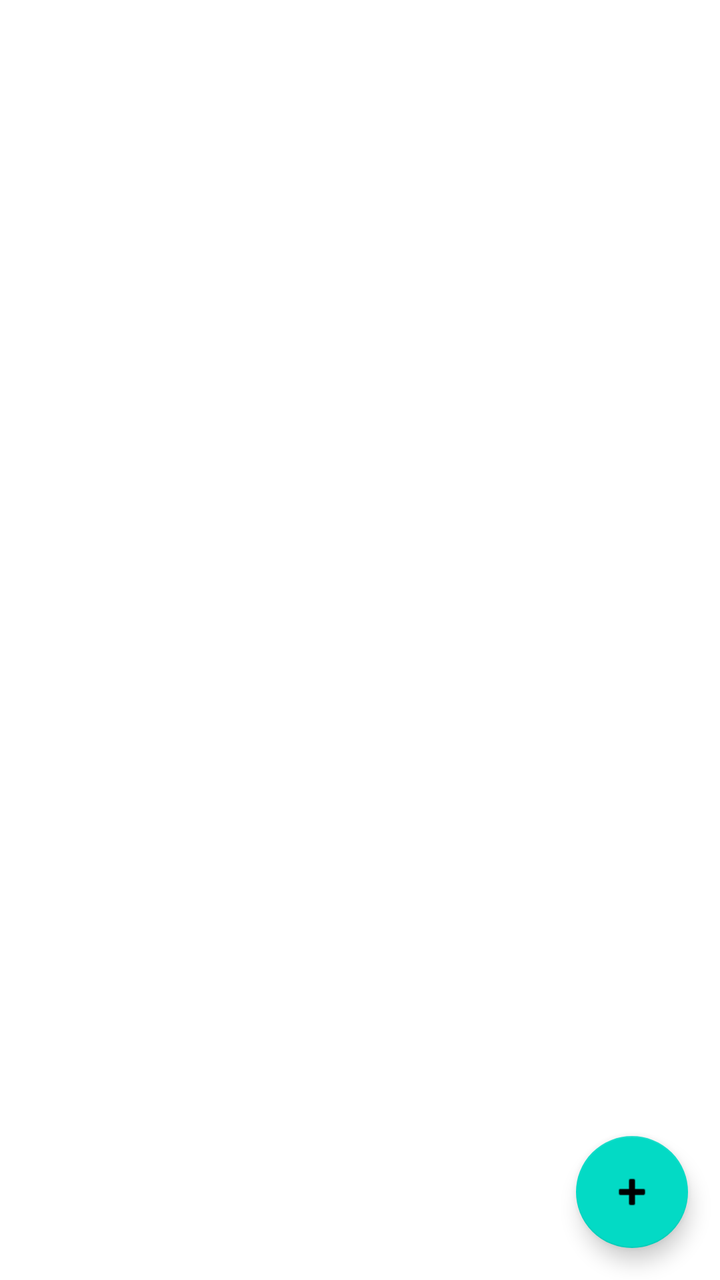
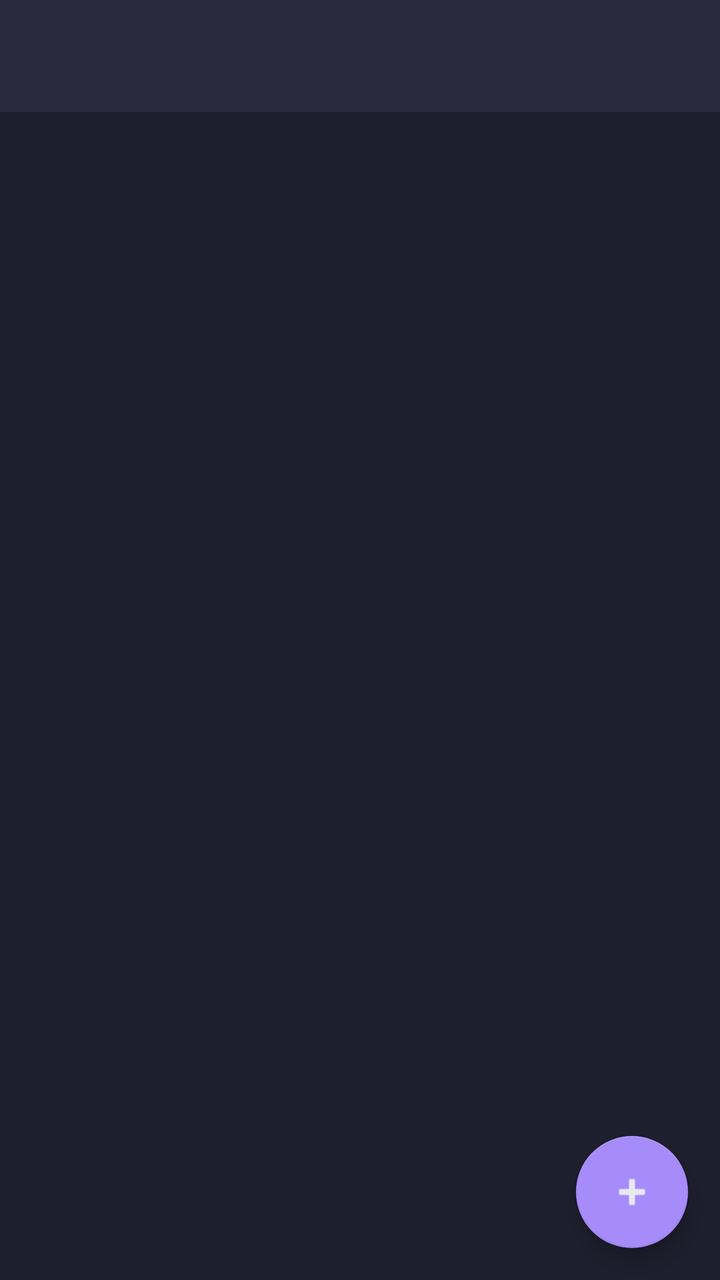

Compare the two renders of this Android layout. The source of the first and the diff that turns it into the second are given below.
<!-- AndroidManifest.xml: application theme Theme.MyFirstApp -->
<!-- res/layout/activity_main.xml -->
<?xml version="1.0" encoding="utf-8"?>
<androidx.constraintlayout.widget.ConstraintLayout
    xmlns:android="http://schemas.android.com/apk/res/android"
    xmlns:app="http://schemas.android.com/apk/res-auto"
    android:layout_width="match_parent"
    android:layout_height="match_parent">

    <com.google.android.material.appbar.MaterialToolbar
        android:id="@+id/toolbar"
        android:layout_width="0dp"
        android:layout_height="?attr/actionBarSize"
        android:title="MyFirstApp"
        app:layout_constraintTop_toTopOf="parent"
        app:layout_constraintStart_toStartOf="parent"
        app:layout_constraintEnd_toEndOf="parent"/>

    <androidx.recyclerview.widget.RecyclerView
        android:id="@+id/recyclerView"
        android:layout_width="0dp"
        android:layout_height="0dp"
        app:layout_constraintTop_toBottomOf="@id/toolbar"
        app:layout_constraintBottom_toBottomOf="parent"
        app:layout_constraintStart_toStartOf="parent"
        app:layout_constraintEnd_toEndOf="parent"/>

    <com.google.android.material.floatingactionbutton.FloatingActionButton
        android:id="@+id/fabAddList"
        android:layout_width="wrap_content"
        android:layout_height="wrap_content"
        android:contentDescription="Add list"
        app:srcCompat="@android:drawable/ic_input_add"
        app:layout_constraintBottom_toBottomOf="parent"
        app:layout_constraintEnd_toEndOf="parent"
        android:layout_margin="16dp"/>

</androidx.constraintlayout.widget.ConstraintLayout>
<!-- resources referenced by this layout -->
<resources>
  <style name="Theme.MyFirstApp" parent="Theme.MaterialComponents.DayNight.NoActionBar">
          
          <item name="colorPrimary">@color/purple_500</item>
          <item name="colorPrimaryVariant">@color/purple_700</item>
          <item name="colorOnPrimary">@color/white</item>
          
          <item name="colorSecondary">@color/teal_200</item>
          <item name="colorSecondaryVariant">@color/teal_700</item>
          <item name="colorOnSecondary">@color/black</item>
          
          <item name="android:statusBarColor">?attr/colorPrimaryVariant</item>
          
      </style>
  <color name="purple_500">#FF6200EE</color>
  <color name="purple_700">#FF3700B3</color>
  <color name="white">#FFFFFFFF</color>
  <color name="teal_200">#FF03DAC5</color>
  <color name="teal_700">#FF018786</color>
  <color name="black">#FF000000</color>
</resources>

<!-- the commit's change to res/layout/activity_main.xml (unified diff, before → after) -->
@@ -3,13 +3,16 @@
     xmlns:android="http://schemas.android.com/apk/res/android"
     xmlns:app="http://schemas.android.com/apk/res-auto"
     android:layout_width="match_parent"
-    android:layout_height="match_parent">
+    android:layout_height="match_parent"
+    android:background="@color/background_dark">
 
     <com.google.android.material.appbar.MaterialToolbar
         android:id="@+id/toolbar"
         android:layout_width="0dp"
         android:layout_height="?attr/actionBarSize"
-        android:title="MyFirstApp"
+        android:title="ListKeepr"
+        android:background="@color/surface_dark"
+        app:titleTextColor="@color/text_primary"
         app:layout_constraintTop_toTopOf="parent"
         app:layout_constraintStart_toStartOf="parent"
         app:layout_constraintEnd_toEndOf="parent"/>
@@ -18,6 +21,7 @@
         android:id="@+id/recyclerView"
         android:layout_width="0dp"
         android:layout_height="0dp"
+        android:background="@color/background_dark"
         app:layout_constraintTop_toBottomOf="@id/toolbar"
         app:layout_constraintBottom_toBottomOf="parent"
         app:layout_constraintStart_toStartOf="parent"
@@ -28,6 +32,8 @@
         android:layout_width="wrap_content"
         android:layout_height="wrap_content"
         android:contentDescription="Add list"
+        app:backgroundTint="@color/accent_violet"
+        app:tint="@color/text_primary"
         app:srcCompat="@android:drawable/ic_input_add"
         app:layout_constraintBottom_toBottomOf="parent"
         app:layout_constraintEnd_toEndOf="parent"
<!-- resource entries referenced after the edit -->
@@ -1,23 +1,39 @@
 <!-- resources referenced by this layout -->
 <resources>
-  <style name="Theme.MyFirstApp" parent="Theme.MaterialComponents.DayNight.NoActionBar">
+  <color name="accent_violet">#A78BFA</color>
+  <color name="background_dark">#1E1E2E</color>
+  <color name="surface_dark">#2A2A3D</color>
+  <color name="text_primary">#E8E8F0</color>
+  <style name="Theme.MyFirstApp" parent="Theme.MaterialComponents.NoActionBar">
+  
           
-          <item name="colorPrimary">@color/purple_500</item>
-          <item name="colorPrimaryVariant">@color/purple_700</item>
-          <item name="colorOnPrimary">@color/white</item>
+          <item name="android:windowBackground">@color/background_dark</item>
+          <item name="colorSurface">@color/surface_dark</item>
+          <item name="android:colorBackground">@color/background_dark</item>
+  
           
-          <item name="colorSecondary">@color/teal_200</item>
-          <item name="colorSecondaryVariant">@color/teal_700</item>
-          <item name="colorOnSecondary">@color/black</item>
+          <item name="colorPrimary">@color/accent_violet</item>
+          <item name="colorPrimaryVariant">@color/surface_dark</item>
+          <item name="colorOnPrimary">@color/text_primary</item>
+  
           
-          <item name="android:statusBarColor">?attr/colorPrimaryVariant</item>
+          <item name="colorSecondary">@color/accent_green</item>
+          <item name="colorSecondaryVariant">@color/accent_green</item>
+          <item name="colorOnSecondary">@color/background_dark</item>
+  
           
+          <item name="android:textColorPrimary">@color/text_primary</item>
+          <item name="android:textColorSecondary">@color/text_secondary</item>
+  
+          
+          <item name="android:statusBarColor">@color/surface_dark</item>
+  
+          
+          <item name="cardBackgroundColor">@color/card_dark</item>
+  
       </style>
-  <color name="purple_500">#FF6200EE</color>
-  <color name="purple_700">#FF3700B3</color>
-  <color name="white">#FFFFFFFF</color>
-  <color name="teal_200">#FF03DAC5</color>
-  <color name="teal_700">#FF018786</color>
-  <color name="black">#FF000000</color>
+  <color name="accent_green">#6EE7B7</color>
+  <color name="text_secondary">#9999AA</color>
+  <color name="card_dark">#2E2E42</color>
 </resources>
 
